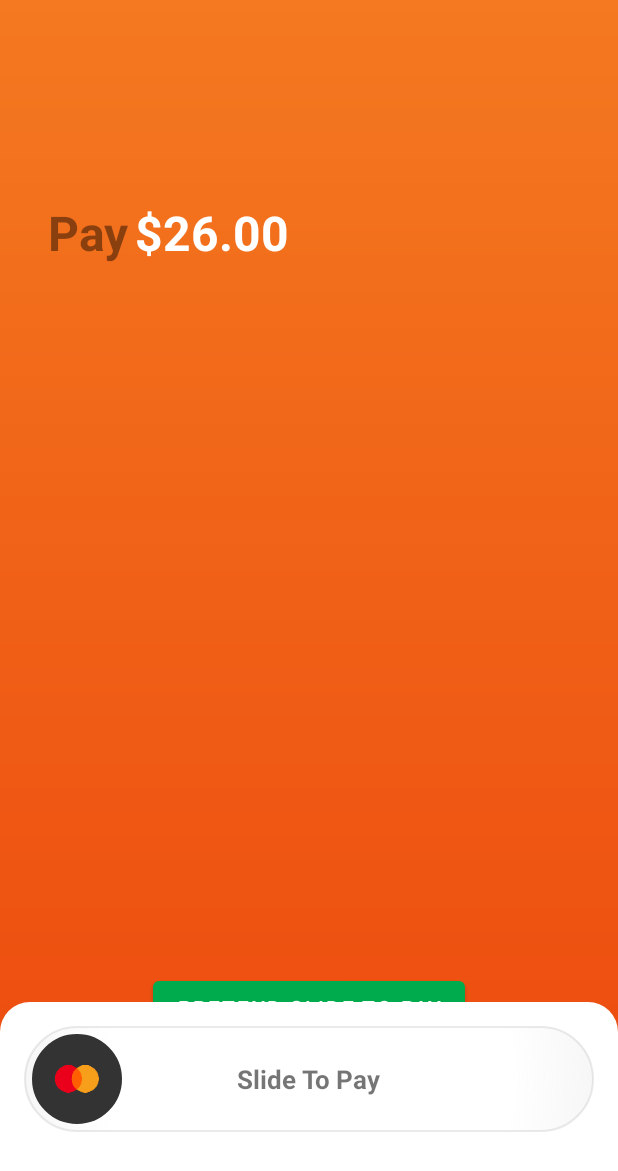
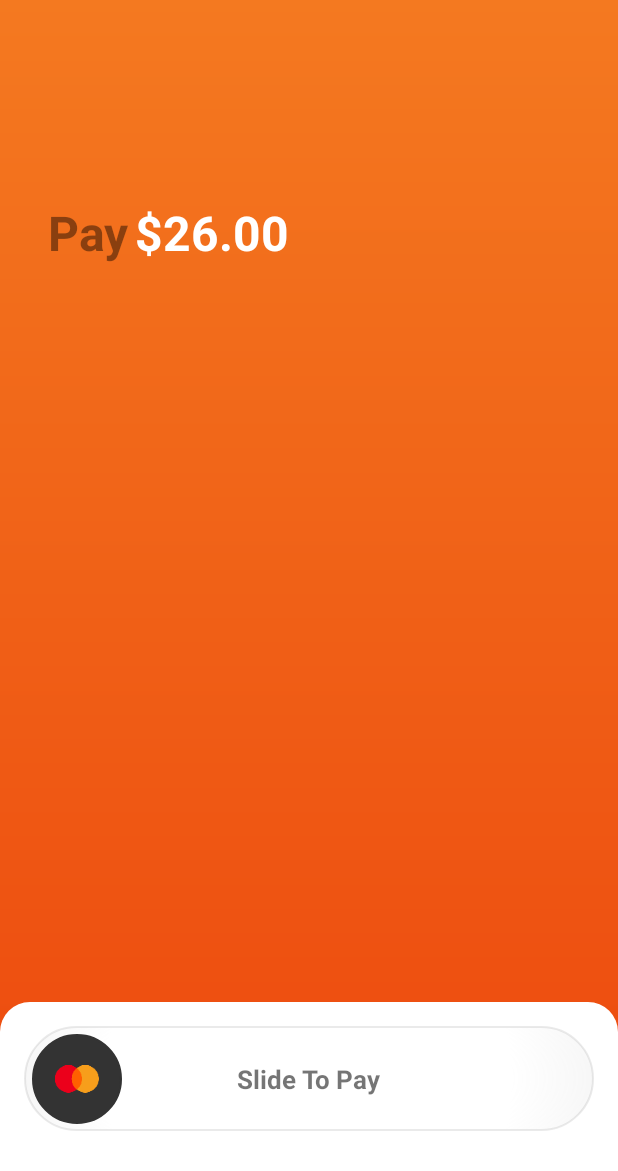
Before and after one commit to w-pay/sdk-wpay-jvm, an Android app: the screen it shows after launch (PaymentConfirm), on a phone screen of 412 x 824 dp. Shown: the top 1171 px of the screen. Run offline under Robolectric (Android 15) with nearby library versions, the phone set to English and light mode, and no system bars.

Commit message:
Add animations for when slide to pay complete.

```diff
--- a/app/src/main/java/au/com/woolworths/village/app/PaymentConfirm.kt
+++ b/app/src/main/java/au/com/woolworths/village/app/PaymentConfirm.kt
@@ -1,6 +1,10 @@
 package au.com.woolworths.village.app
 
+import android.animation.AnimatorSet
+import android.animation.ObjectAnimator
+import android.animation.ValueAnimator
 import android.content.Intent
+import android.graphics.drawable.Drawable
 import android.os.Bundle
 import android.view.View
 import androidx.appcompat.app.AppCompatActivity
@@ -11,10 +15,9 @@ import com.google.android.material.bottomsheet.BottomSheetBehavior.BottomSheetCa
 
 import java.math.BigDecimal
 import java.text.NumberFormat
+import kotlin.math.roundToInt
 
 class PaymentConfirm : AppCompatActivity() {
-    private lateinit var bindings: PaymentConfirmBinding
-
     private val currencyFormat: NumberFormat = NumberFormat.getCurrencyInstance()
     private val payment = Payment().apply {
         amount = BigDecimal("26.00")
@@ -30,17 +33,22 @@ class PaymentConfirm : AppCompatActivity() {
         tax = BigDecimal("0.72")
     }
 
+    private lateinit var bindings: PaymentConfirmBinding
+    private var animationDuration: Long = 0
+
     override fun onCreate(savedInstanceState: Bundle?) {
         super.onCreate(savedInstanceState)
+
+        animationDuration = resources.getInteger(android.R.integer.config_shortAnimTime).toLong()
 
         createView()
         bindPayment()
     }
 
-    fun makePayment(button: View) {
+    fun makePayment() {
+        applyAnimations()
+
         bindings.action.text = getString(R.string.paying)
-
-        button.visibility = View.GONE
         bindings.paymentComplete.visibility = View.VISIBLE
     }
 
@@ -58,6 +66,7 @@ class PaymentConfirm : AppCompatActivity() {
         setContentView(bindings.root)
 
         updateSheetBehaviour()
+        bindSlideToPayListener()
     }
 
     private fun bindPayment() {
@@ -89,4 +98,37 @@ class PaymentConfirm : AppCompatActivity() {
             })
         }
     }
+
+    private fun bindSlideToPayListener() {
+        bindings.slideToPay.listener = object : OnSwipedListener {
+            override fun onSwiped() {
+               makePayment()
+            }
+        }
+    }
+
+    private fun applyAnimations() {
+        /*
+         * If we fade the layout, the contents also disappears. So fade the background instead
+         */
+        val paymentMethodBackground: Drawable = bindings.paymentMethod.background
+
+        val slideToPayFade = ObjectAnimator.ofFloat(bindings.slideToPay.bindings.background, "alpha", 1f, 0f).apply {
+            duration = animationDuration
+        }
+
+        val paymentMethodFade = ValueAnimator.ofFloat(1f, 0f).apply {
+            duration = animationDuration
+
+            addUpdateListener { animation ->
+                paymentMethodBackground.alpha = 255.times(animation.animatedValue as Float).roundToInt()
+            }
+        }
+
+        val animation = AnimatorSet().apply {
+            play(slideToPayFade).with(paymentMethodFade)
+        }
+
+        animation.start()
+    }
 }
--- a/app/src/main/java/au/com/woolworths/village/app/SlideToPay.kt
+++ b/app/src/main/java/au/com/woolworths/village/app/SlideToPay.kt
@@ -28,7 +28,7 @@ class SlideToPay: FrameLayout {
 
     var listener: OnSwipedListener? = null
 
-    private lateinit var bindings: SlideToPayBinding
+    lateinit var bindings: SlideToPayBinding
 
     @JvmOverloads
     constructor(context: Context, attrs: AttributeSet? = null, defStyleAttr: Int = -1) : super(
--- a/app/src/main/res/layout/payment_confirm.xml
+++ b/app/src/main/res/layout/payment_confirm.xml
@@ -35,16 +35,6 @@
             tools:text="$26.00" />
 
         <Button
-            android:id="@+id/slideToPay"
-            android:layout_width="wrap_content"
-            android:layout_height="wrap_content"
-            android:layout_alignParentBottom="true"
-            android:layout_centerHorizontal="true"
-            android:layout_marginBottom="128dp"
-            android:onClick="makePayment"
-            android:text="Pretend Slide To Pay" />
-
-        <Button
             android:id="@+id/paymentComplete"
             android:layout_width="wrap_content"
             android:layout_height="wrap_content"
@@ -63,7 +53,7 @@
         android:orientation="vertical"
         style="@style/BottomSheet">
         <au.com.woolworths.village.app.SlideToPay
-            android:id="@+id/slideToPay2"
+            android:id="@+id/slideToPay"
             android:layout_width="match_parent"
             android:layout_height="wrap_content"
             android:layout_marginTop="16dp"
--- a/app/src/main/res/layout/slide_to_pay.xml
+++ b/app/src/main/res/layout/slide_to_pay.xml
@@ -3,9 +3,18 @@
     xmlns:android="http://schemas.android.com/apk/res/android"
     android:layout_width="match_parent"
     android:layout_height="wrap_content"
-    android:padding="5dp"
-    android:background="@drawable/slide_to_pay_background"
 >
+    <!--
+        Keep the background as a separate view so we can
+        perform animations on it.
+    -->
+    <View
+        android:id="@+id/background"
+        android:layout_width="match_parent"
+        android:layout_height="70dp"
+        android:background="@drawable/slide_to_pay_background"
+    />
+
     <TextView
         android:id="@+id/centerText"
         android:layout_width="wrap_content"
@@ -20,6 +29,7 @@
         android:id="@+id/button"
         android:layout_width="60dp"
         android:layout_height="60dp"
+        android:layout_margin="5dp"
         android:paddingStart="15dp"
         android:paddingEnd="15dp"
         android:background="@drawable/slide_to_pay_button"
```
